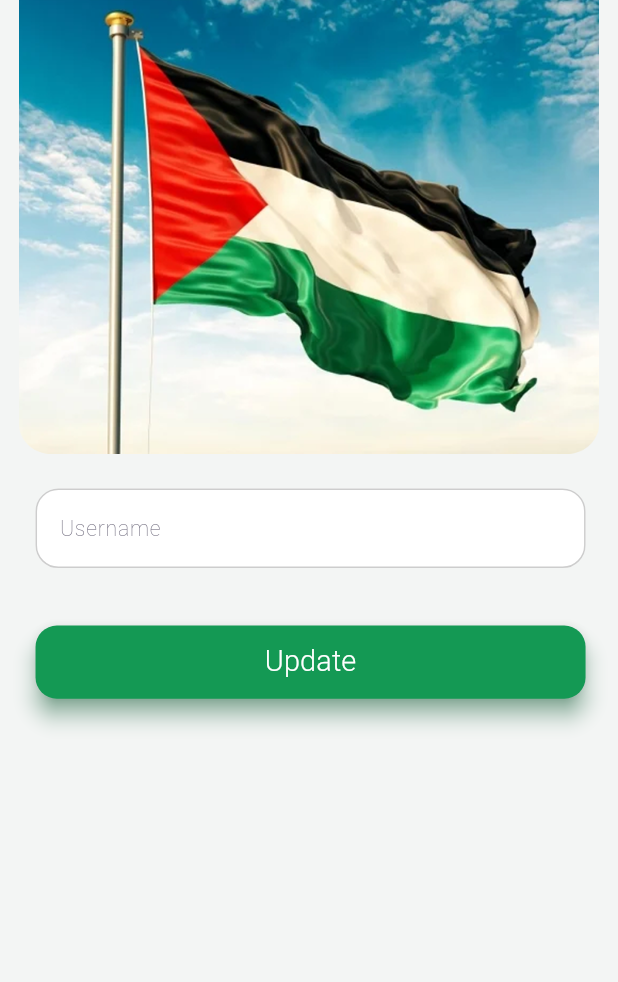
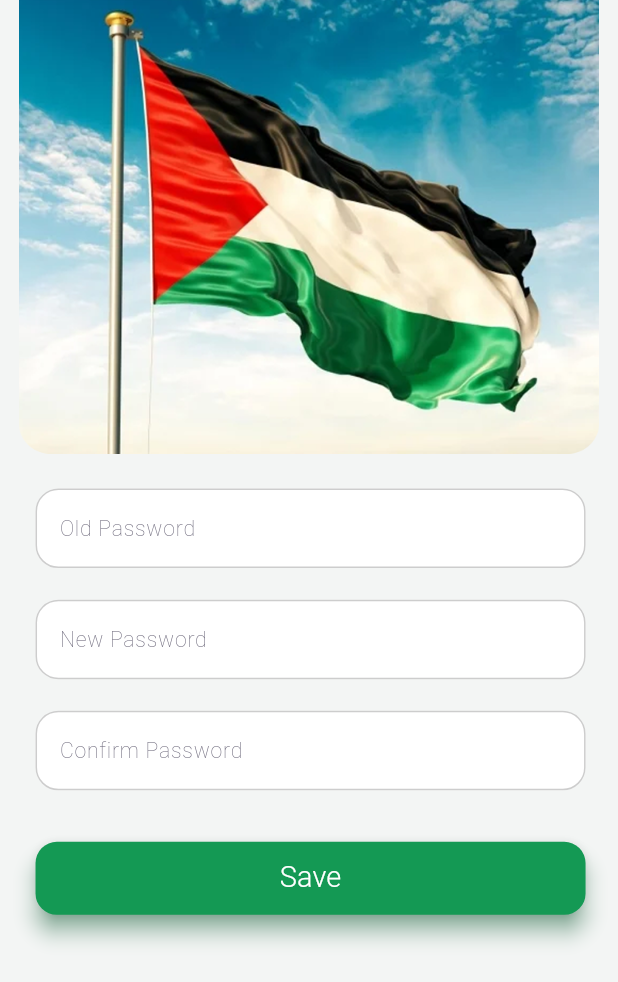
Before and after one commit to Eslam-code-gif/section_2_flutter_task, a Flutter app: the screen it shows after launch, after a tap on "Let’s Start", on a phone screen of 412 x 824 dp. Shown: the top 982 px of the screen. Run offline on Flutter 3.47's test engine with Material 3 defaults, Android fonts, the light colour scheme and no system bars; our stand-ins replace flutter_screenutil, flutter_svg, google_fonts.

Commit message:
Added LetIsStartScreen UI and updated assets

```diff
--- a/lib/core/constants/texts.dart
+++ b/lib/core/constants/texts.dart
@@ -5,7 +5,11 @@
   static const String loginButton = "Login";
   static const String registerButton = "Register";
   static const String updateButton = "Update";
+  static const String saveButton = "Save";
   static const String nameLabel = "Username";
+  static const String oldPasswordLabel = "Old Password";
+  static const String newPasswordLabel = "New Password";
+  static const String confirmPasswordLabel = "Confirm Password";
   static const String nameHint = "Abdelrahem";
 
 
--- a/lib/presentation/change_password_screen.dart
+++ b/lib/presentation/change_password_screen.dart
@@ -0,0 +1,125 @@
+import 'package:flutter/material.dart';
+import 'package:flutter_screenutil/flutter_screenutil.dart';
+import 'package:section_2_flutter_task/core/constants/colors.dart';
+import 'package:section_2_flutter_task/presentation/widgets/elevated_button.dart';
+import 'package:section_2_flutter_task/presentation/widgets/text_form_field.dart';
+
+import '../core/constants/images.dart';
+import '../core/constants/texts.dart';
+
+class ChangePasswordScreen extends StatefulWidget {
+  const ChangePasswordScreen({super.key});
+
+  @override
+  State<ChangePasswordScreen> createState() => _ChangePasswordScreenState();
+}
+
+class _ChangePasswordScreenState extends State<ChangePasswordScreen> {
+  GlobalKey<FormState> formKey= GlobalKey<FormState>();
+ String?oldPassword;
+  String?newPassword;
+
+  @override
+  Widget build(BuildContext context) {
+    return Scaffold(
+      backgroundColor: AppColors.backGround,
+      body: SingleChildScrollView(
+        child: Form(
+          key: formKey,
+          child: Column(
+            children: [
+              Image.asset(AppImages.mainImage,
+                width: 375.w,
+                height: 298.h,
+              ),
+              SizedBox(height: 23.h,),
+              EmTextFormField(
+                label: AppTexts.oldPasswordLabel,
+                textInputAction: TextInputAction.next,
+                right: 21,
+                left: 23,
+                keyboardType: TextInputType.visiblePassword,
+                onSaved: (data){
+                  oldPassword=data;
+                },
+                validator: (value) {
+                  RegExp regex = RegExp(
+                      r'^(?=.*?[A-Z])(?=.*?[a-z])(?=.*?[0-9])(?=.*?[!@#\$&*~]).{8,}$');
+                  if ( value == null || value.isEmpty) {
+                    return 'Please enter your Old password';
+                  } else {
+                    if (!regex.hasMatch(value)) {
+                      return 'Old password must be at least 8 characters and include upper\n/lower case, number, and special character';
+                    } else {
+                      return null;
+                    }
+                  }
+                },
+              ),
+              SizedBox(height: 10.h,),
+              EmTextFormField(
+                label: AppTexts.newPasswordLabel,
+                textInputAction: TextInputAction.next,
+                right: 21,
+                left: 23,
+                keyboardType: TextInputType.visiblePassword,
+                onChanged: (data){
+                  newPassword = data;
+                },
+                onSaved: (data){
+                  newPassword = data;
+                },
+                validator: (value) {
+                RegExp regex = RegExp(
+                    r'^(?=.*?[A-Z])(?=.*?[a-z])(?=.*?[0-9])(?=.*?[!@#\$&*~]).{8,}$');
+                if ( value == null || value.isEmpty) {
+                  return 'Please enter your New password';
+                } else {
+                  if (!regex.hasMatch(value)) {
+                    return 'New password must be at least 8 characters and include upper\n/lower case, number, and special character';
+                  } else {
+                    return null;
+                  }
+                }
+              },
+              ),
+              SizedBox(height: 10.h,),
+              EmTextFormField(
+                label: AppTexts.confirmPasswordLabel,
+                textInputAction: TextInputAction.done,
+                right: 21,
+                left: 23,
+                keyboardType: TextInputType.visiblePassword,
+                validator: (value) {
+                  if (value == null || value.isEmpty) {
+                    return 'Please confirm your password';
+                  } else if (value != newPassword) {
+                    return 'Passwords do not match';
+                  }
+                  return null;
+                },
+              ),
+              SizedBox(height: 23.h,),
+              MyElevatedButton(
+                title: AppTexts.saveButton,
+                right: 21,
+                left: 23,
+                onPressed: (){
+                  if (formKey.currentState?.validate() ?? false) {
+                    formKey.currentState?.save();
+                    // Navigator.push(
+                    //     context,
+                    //     MaterialPageRoute(
+                    //       builder: (context) => LoginSecondScreen(),
+                    //     )
+                    // );
+                  }
+                },
+              ),
+            ],
+          ),
+        ),
+      ),
+    );
+  }
+}
--- a/lib/presentation/let_is_start_screen.dart
+++ b/lib/presentation/let_is_start_screen.dart
@@ -5,7 +5,7 @@ import 'package:section_2_flutter_task/core/constants/colors.dart';
 import 'package:section_2_flutter_task/core/constants/fonts.dart';
 import 'package:section_2_flutter_task/core/constants/svgs.dart';
 import 'package:section_2_flutter_task/core/constants/texts.dart';
-import 'package:section_2_flutter_task/presentation/update_profile_screen.dart';
+import 'package:section_2_flutter_task/presentation/change_password_screen.dart';
 import 'package:section_2_flutter_task/presentation/widgets/elevated_button.dart';
 
 class LetIsStartScreen extends StatefulWidget {
@@ -56,7 +56,7 @@ class _LetIsStartScreenState extends State<LetIsStartScreen> {
             onPressed: (){
                 Navigator.push(context,
                 MaterialPageRoute(
-                    builder: (context) => UpdateProfileScreen(),
+                    builder: (context) => ChangePasswordScreen(),
                 ),
                 );
             },
--- a/lib/presentation/widgets/text_form_field.dart
+++ b/lib/presentation/widgets/text_form_field.dart
@@ -8,7 +8,7 @@ class EmTextFormField extends StatefulWidget {
   const EmTextFormField({
     super.key,
     required this.label,
-    required this.hintText,
+     this.hintText,
     this.onSaved,
     this.validator,
     this.keyboardType,
@@ -19,7 +19,7 @@ class EmTextFormField extends StatefulWidget {
   });
 
   final String label; //*
-  final String hintText; //*
+  final String? hintText; //*
   final void Function(String?)? onSaved; //*
   final void Function(String?)? onChanged; //*
   final String? Function(String?)? validator; //*
@@ -92,7 +92,7 @@ class _EmTextFormFieldState extends State<EmTextFormField> {
             label: Text(widget.label,
                 style: AppTextStyles.secondaryColorW200Size14
             ),
-            hintText: widget.hintText,
+            hintText: widget.hintText?? '',
             hintStyle: AppTextStyles.secondaryColorW200Size14,
           ),
         ),
```
